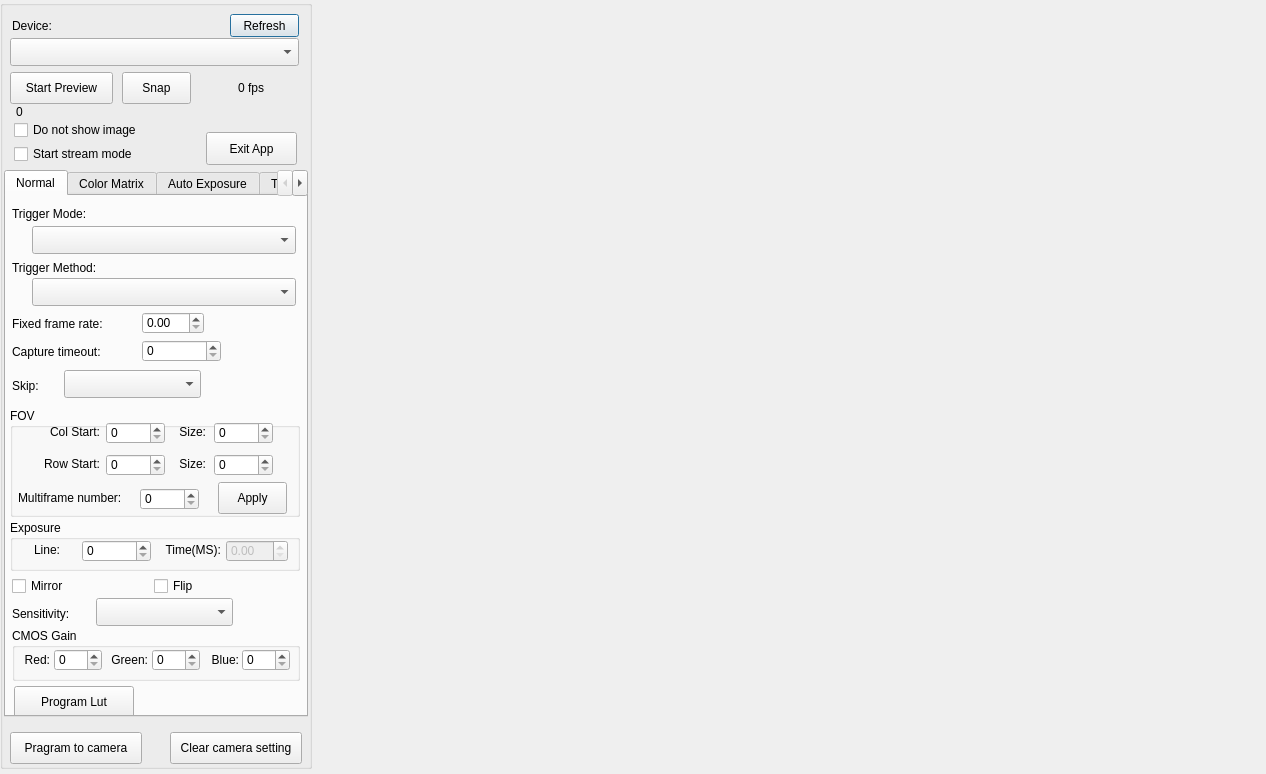
Qt form Development-Linux/Samples/KSJShow_QT/KSJSCZDemoMainWindow.ui (catchbest/Industry-Camera-Development-Linux) before a commit.
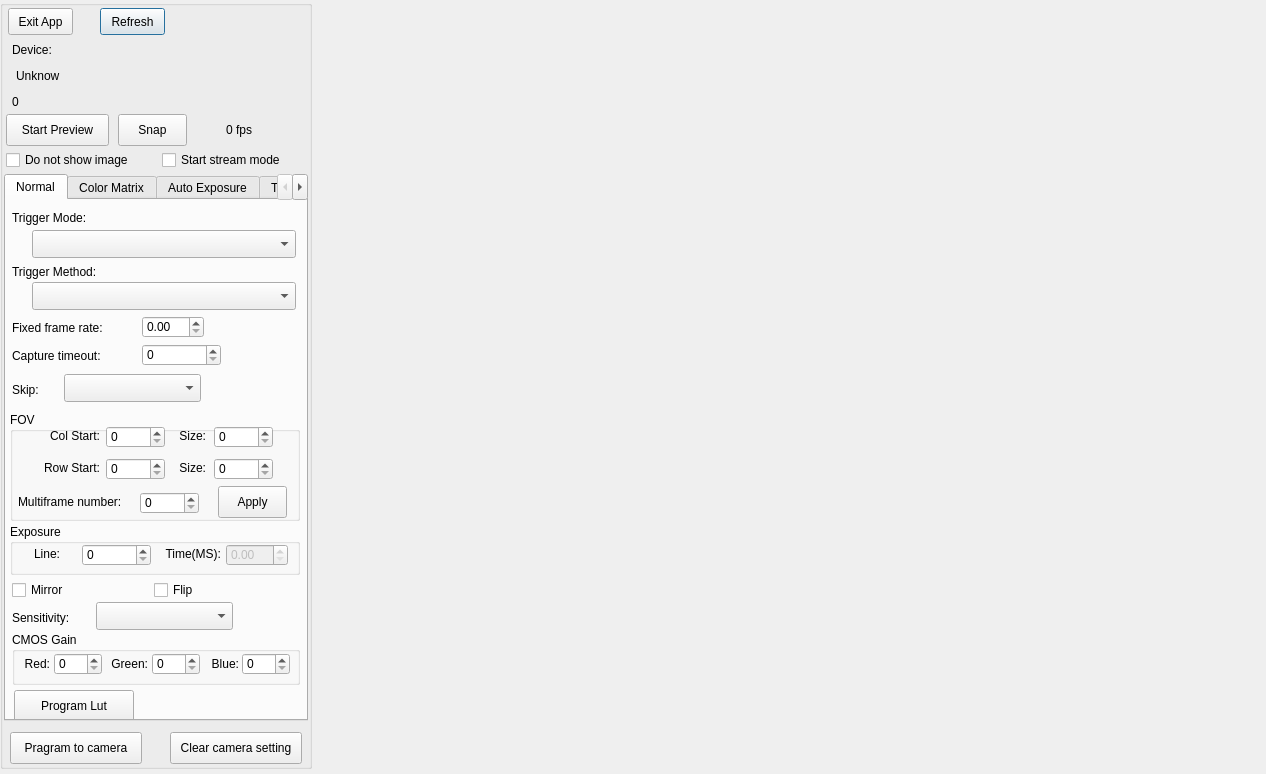
The same form after that commit. The open tabs and pages were chosen to show the change.

Commit message: 修改qt demo可以多相机同时预览

```diff
--- a/Development-Linux/Samples/KSJShow_QT/KSJSCZDemoMainWindow.ui
+++ b/Development-Linux/Samples/KSJShow_QT/KSJSCZDemoMainWindow.ui
@@ -25,23 +25,13 @@
    <property name="title">
     <string/>
    </property>
-   <widget class="QComboBox" name="DevicesComboBox">
-    <property name="geometry">
-     <rect>
-      <x>10</x>
-      <y>38</y>
-      <width>289</width>
-      <height>28</height>
-     </rect>
-    </property>
-   </widget>
    <widget class="QPushButton" name="RefreshPushButton">
     <property name="geometry">
      <rect>
-      <x>230</x>
-      <y>14</y>
-      <width>69</width>
-      <height>23</height>
+      <x>100</x>
+      <y>8</y>
+      <width>65</width>
+      <height>27</height>
      </rect>
     </property>
     <property name="text">
@@ -52,8 +42,8 @@
     <property name="geometry">
      <rect>
       <x>12</x>
-      <y>18</y>
-      <width>120</width>
+      <y>42</y>
+      <width>95</width>
       <height>16</height>
      </rect>
     </property>
@@ -91,7 +81,7 @@
     <property name="geometry">
      <rect>
       <x>4</x>
-      <y>170</y>
+      <y>174</y>
       <width>304</width>
       <height>547</height>
      </rect>
@@ -1499,8 +1489,8 @@
    <widget class="QPushButton" name="PreViewPushButton">
     <property name="geometry">
      <rect>
-      <x>10</x>
-      <y>72</y>
+      <x>6</x>
+      <y>114</y>
       <width>103</width>
       <height>32</height>
      </rect>
@@ -1509,24 +1499,11 @@
      <string>Start Preview</string>
     </property>
    </widget>
-   <widget class="QLabel" name="SnapCountLabel">
-    <property name="geometry">
-     <rect>
-      <x>16</x>
-      <y>104</y>
-      <width>275</width>
-      <height>16</height>
-     </rect>
-    </property>
-    <property name="text">
-     <string>0</string>
-    </property>
-   </widget>
    <widget class="QPushButton" name="SnapImagePushButton">
     <property name="geometry">
      <rect>
-      <x>122</x>
-      <y>72</y>
+      <x>118</x>
+      <y>114</y>
       <width>69</width>
       <height>32</height>
      </rect>
@@ -1538,8 +1515,8 @@
    <widget class="QLabel" name="FPSLabel">
     <property name="geometry">
      <rect>
-      <x>238</x>
-      <y>80</y>
+      <x>226</x>
+      <y>122</y>
       <width>67</width>
       <height>16</height>
      </rect>
@@ -1551,8 +1528,8 @@
    <widget class="QCheckBox" name="OnlyCaptureCheckBox">
     <property name="geometry">
      <rect>
-      <x>14</x>
-      <y>120</y>
+      <x>6</x>
+      <y>150</y>
       <width>141</width>
       <height>20</height>
      </rect>
@@ -1561,24 +1538,11 @@
      <string>Do not show image</string>
     </property>
    </widget>
-   <widget class="QPushButton" name="ExitAppPushButton">
-    <property name="geometry">
-     <rect>
-      <x>206</x>
-      <y>132</y>
-      <width>91</width>
-      <height>33</height>
-     </rect>
-    </property>
-    <property name="text">
-     <string>Exit App</string>
-    </property>
-   </widget>
    <widget class="QCheckBox" name="StreamModeCheckBox">
     <property name="geometry">
      <rect>
-      <x>14</x>
-      <y>144</y>
+      <x>162</x>
+      <y>150</y>
       <width>141</width>
       <height>20</height>
      </rect>
@@ -1587,6 +1551,45 @@
      <string>Start stream mode</string>
     </property>
    </widget>
+   <widget class="QLabel" name="DeviceNameLabel">
+    <property name="geometry">
+     <rect>
+      <x>16</x>
+      <y>68</y>
+      <width>279</width>
+      <height>16</height>
+     </rect>
+    </property>
+    <property name="text">
+     <string>Unknow</string>
+    </property>
+   </widget>
+   <widget class="QLabel" name="SnapCountLabel">
+    <property name="geometry">
+     <rect>
+      <x>12</x>
+      <y>94</y>
+      <width>275</width>
+      <height>16</height>
+     </rect>
+    </property>
+    <property name="text">
+     <string>0</string>
+    </property>
+   </widget>
+   <widget class="QPushButton" name="ExitAppPushButton">
+    <property name="geometry">
+     <rect>
+      <x>8</x>
+      <y>8</y>
+      <width>65</width>
+      <height>27</height>
+     </rect>
+    </property>
+    <property name="text">
+     <string>Exit App</string>
+    </property>
+   </widget>
    <zorder>SettingTabWidget</zorder>
    <zorder>DevicesComboBox</zorder>
    <zorder>RefreshPushButton</zorder>
```
Left out of the diff: 12 changed lines with no effect on the pictures. The commit also changes 6 other files.
